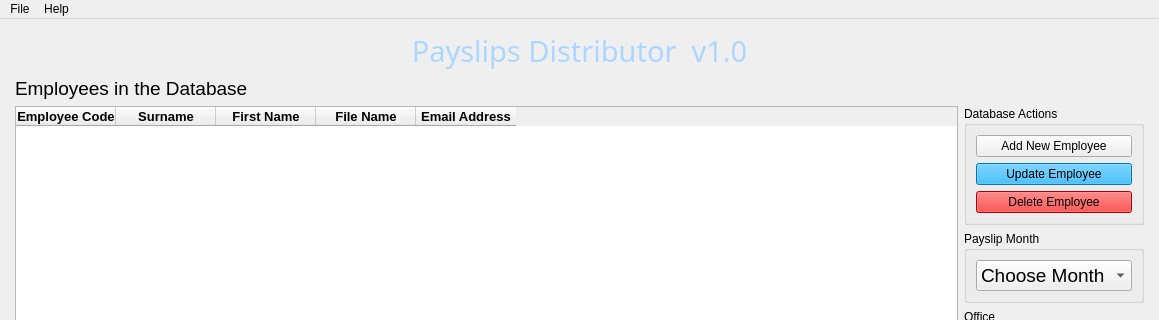
Old version of the form main_window.ui in the repository abiatarfestus/payslips; both pictures show x 0 to 1159 and y 0 to 320 of the 1159 by 724 pixel window.
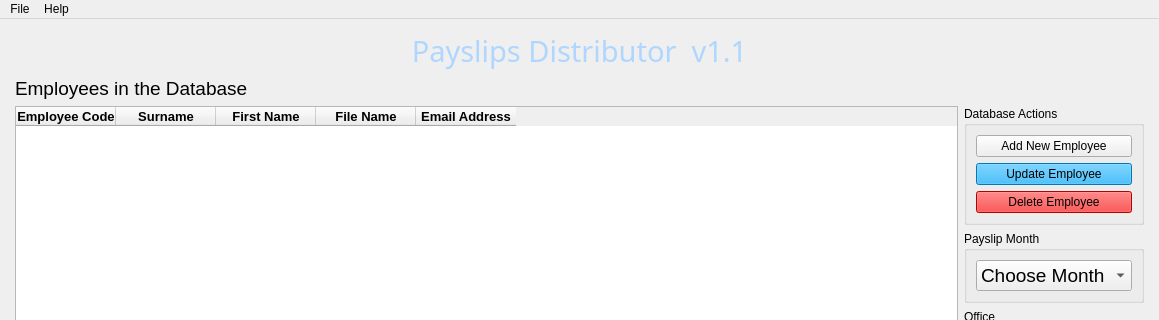
New version of the form. Icons and pictures are not drawn.

Patch:
```diff
--- a/main_window.ui
+++ b/main_window.ui
@@ -43,7 +43,7 @@
 color: rgb(175, 214, 255);</string>
       </property>
       <property name="text">
-       <string>Payslips Distributor  v1.0</string>
+       <string>Payslips Distributor  v1.1</string>
       </property>
       <property name="alignment">
        <set>Qt::AlignCenter</set>
```
Left out of the diff: 2 changed lines with no effect on the pictures.
